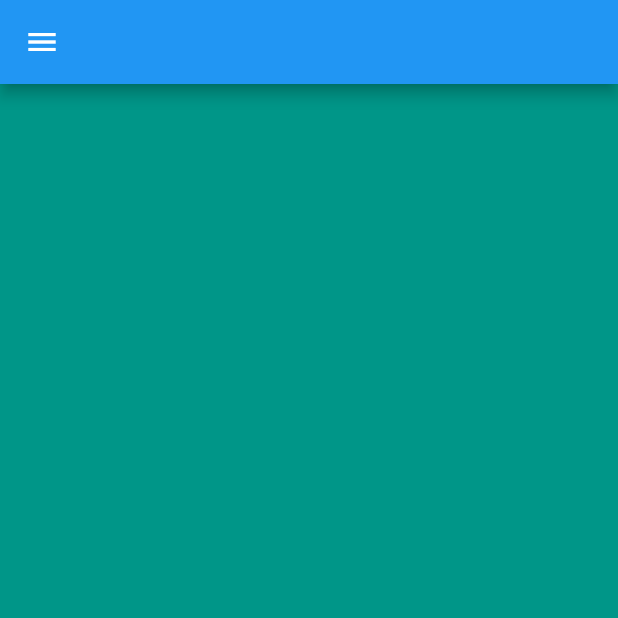
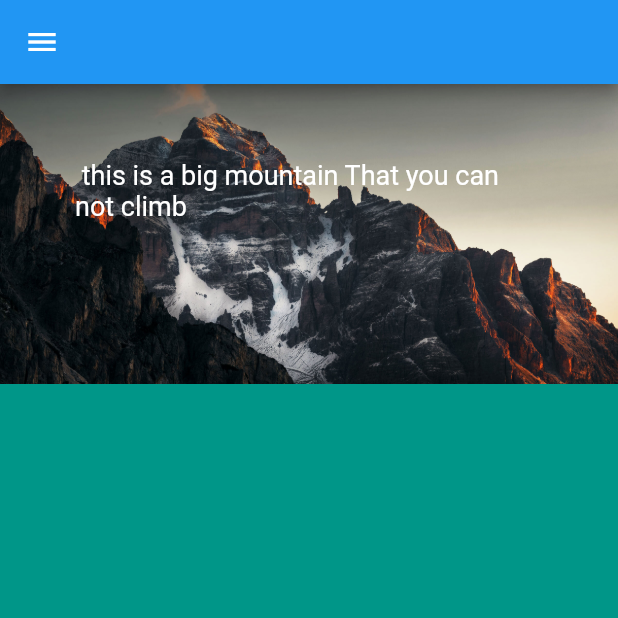
Before and after one commit to Abdulrahman-Abusafa/responsive_example, a Flutter app: the screen it shows after launch, on a phone screen of 412 x 824 dp, the top half of it. Run offline on Flutter 3.47's test engine with Material 2 defaults, Android fonts, the phone set to English and light mode, and no system bars.

Commit message:
some changes

```diff
--- a/lib/home4.dart
+++ b/lib/home4.dart
@@ -37,6 +37,15 @@ class _HomePageState extends State<HomePage> {
           Expanded(
               flex: 3,
               child: Container(
+                child: Column(
+                  children: [
+                    Responsive(
+                        mobile: ImageIN(height: 200, fontSize: 18),
+                        mobileLarge: ImageIN(height: 250, fontSize: 20),
+                        tablet: ImageIN(height: 300, fontSize: 25),
+                        desktop: ImageIN(height: 400, fontSize: 30)),
+                  ],
+                ),
                 color: Colors.teal,
               ))
         ],
@@ -44,3 +53,39 @@ class _HomePageState extends State<HomePage> {
     );
   }
 }
+
+class ImageIN extends StatelessWidget {
+  final double fontSize;
+  final double height;
+  const ImageIN({
+    Key? key,
+    required this.height,
+    required this.fontSize,
+  }) : super(key: key);
+
+  @override
+  Widget build(BuildContext context) {
+    return Stack(
+      children: [
+        Image.asset(
+          'assets/images/image.jpg',
+          width: double.infinity,
+          height: height,
+          fit: BoxFit.cover,
+        ),
+        Padding(
+          padding: const EdgeInsets.all(50.0),
+          child: Text(
+            ' this is a big mountain That you can not climb',
+            style: TextStyle(color: Colors.white, fontSize: fontSize),
+          ),
+        ),
+        if (Responsive.isDesktop(context))
+          Align(
+            child: ElevatedButton(onPressed: () {}, child: Text('enter now')),
+            alignment: Alignment.bottomCenter,
+          )
+      ],
+    );
+  }
+}
--- a/pubspec.yaml
+++ b/pubspec.yaml
@@ -45,9 +45,8 @@ flutter:
   uses-material-design: true
 
   # To add assets to your application, add an assets section, like this:
-  # assets:
-  #   - images/a_dot_burr.jpeg
-  #   - images/a_dot_ham.jpeg
+  assets:
+     - assets/images/
 
   # An image asset can refer to one or more resolution-specific "variants", see
   # https://flutter.dev/assets-and-images/#resolution-aware.
```
Also changed, not shown: assets/images/image.jpg (added).
